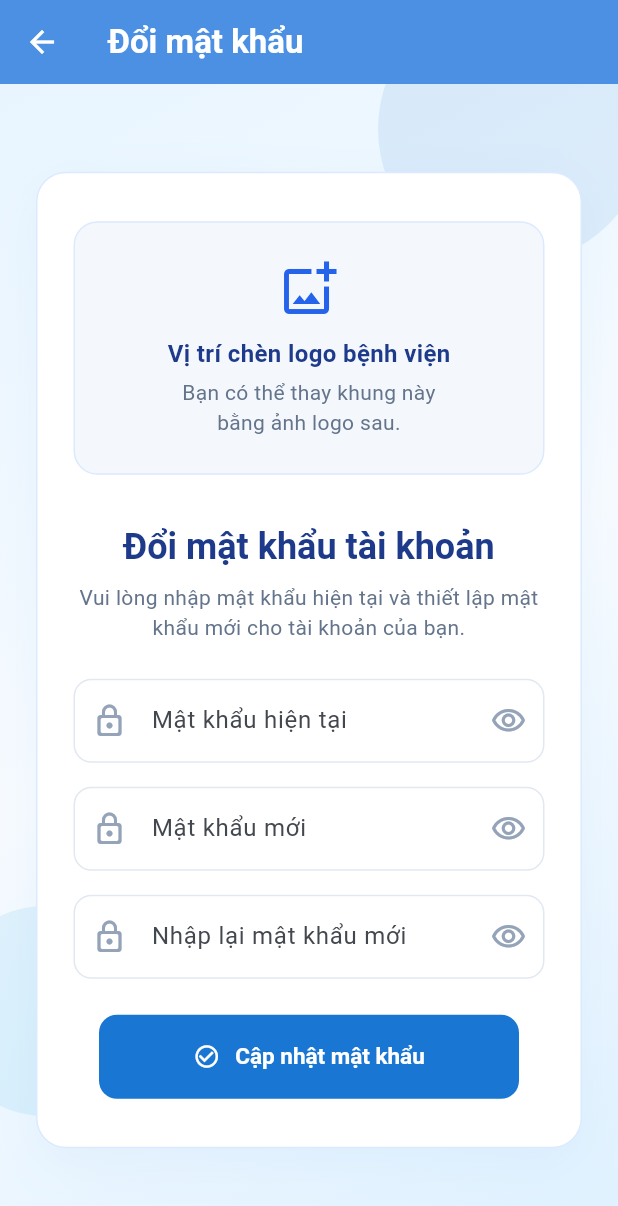
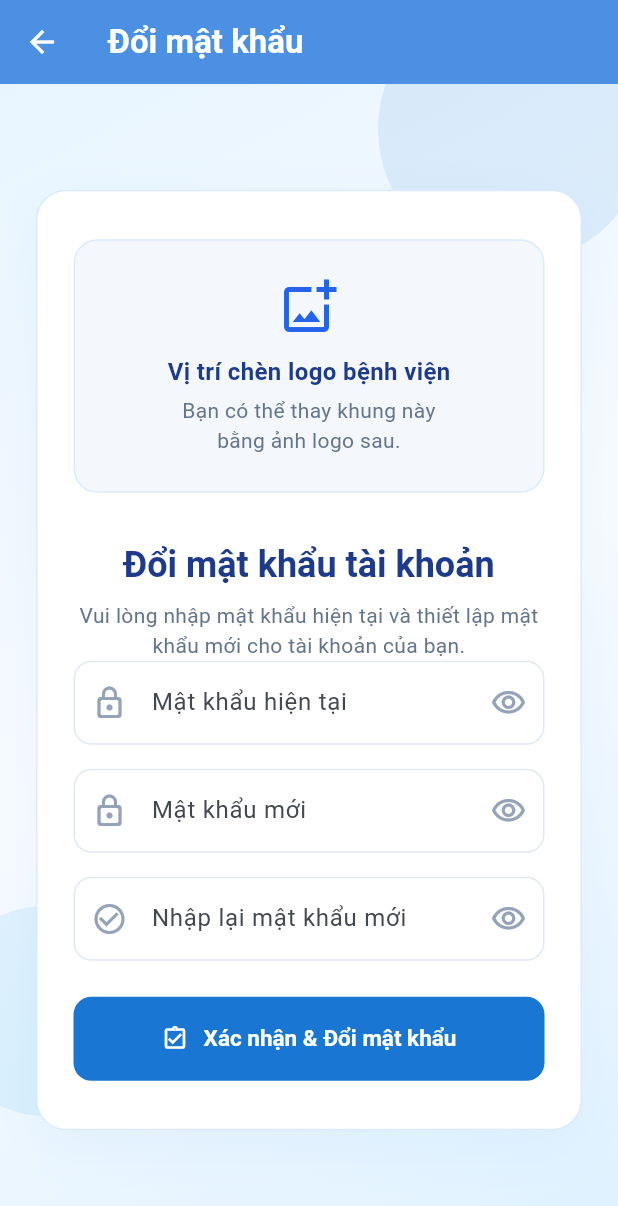
Before and after one commit to pngocthuan1/MienDong7C, a Flutter app: the ChangePasswordView screen opened by its route, on a phone screen of 412 x 824 dp. Shown: the top 1206 px of the screen. Run offline on Flutter 3.47's test engine with Material 3 defaults, Android fonts, the phone set to English and light mode, and no system bars; our stand-ins replace barcode_widget, device_info_plus, dio, flutter_riverpod, flutter_secure_storage, shared_preferences; missing offline and left inert: dart:html, dart:ui_web, mobile_scanner; accounts and stored records are empty.

Commit message:
Sửa lại logic phần quên mật khẩu và giao diện nhập mật khẩu mới và đổi mật khẩu

```diff
--- a/lib/core/widgets/AppPasswordField.dart
+++ b/lib/core/widgets/AppPasswordField.dart
@@ -10,6 +10,7 @@ class AppPasswordField extends StatefulWidget {
     this.validator,
     this.onChanged,
     this.textInputAction,
+    this.prefixIcon = Icons.lock_outline_rounded,
   });
 
   final TextEditingController controller;
@@ -19,6 +20,7 @@ class AppPasswordField extends StatefulWidget {
   final String? Function(String?)? validator;
   final ValueChanged<String>? onChanged;
   final TextInputAction? textInputAction;
+  final IconData prefixIcon;
 
   @override
   State<AppPasswordField> createState() => _AppPasswordFieldState();
@@ -40,7 +42,7 @@ class _AppPasswordFieldState extends State<AppPasswordField> {
         labelText: widget.label,
         floatingLabelBehavior: FloatingLabelBehavior.never,
         hintText: widget.hintText,
-        prefixIcon: const Icon(Icons.lock_outline_rounded),
+        prefixIcon: Icon(widget.prefixIcon),
         suffixIcon: IconButton(
           onPressed: () {
             setState(() {
--- a/lib/features/auth/domain/repositories/AuthRepository.dart
+++ b/lib/features/auth/domain/repositories/AuthRepository.dart
@@ -28,4 +28,5 @@ abstract class AuthRepository {
   Future<ApiResult<String>> signUp(String fullName, String phone, String password, String otp, String key, int adjustSeconds);
   Future<ApiResult<String>> resetPassword(String phone, String password, String otp, String key, int adjustSeconds);
   Future<ApiResult<bool>> changePassword(String oldPassword, String newPassword, String confirmNewPassword);
+  Future<ApiResult<String>> deleteAccount(String phone, String password, String otp, String key, int adjustSeconds);
 }
--- a/lib/features/auth/presentation/viewmodels/ForgotPasswordViewModel.dart
+++ b/lib/features/auth/presentation/viewmodels/ForgotPasswordViewModel.dart
@@ -32,6 +32,7 @@ class ForgotPasswordViewModel extends ChangeNotifier {
 
   String otpKey = '';
   int adjustSeconds = 0;
+  int remainingSeconds = 60;
 
   Future<ApiResult<String>> _requestOtp() async {
     _message = null;
@@ -59,6 +60,7 @@ class ForgotPasswordViewModel extends ChangeNotifier {
 
     otpKey = key;
     adjustSeconds = otpData.adjustSeconds;
+    remainingSeconds = otpData.remainingSeconds;
 
     return ApiSuccess(otpData.message ?? 'Đã gửi mã OTP thành công!');
   }
--- a/lib/features/auth/presentation/viewmodels/RegisterViewModel.dart
+++ b/lib/features/auth/presentation/viewmodels/RegisterViewModel.dart
@@ -131,6 +131,7 @@ class RegisterViewModel extends ChangeNotifier {
 
   String otpKey = '';
   int adjustSeconds = 0;
+  int remainingSeconds = 60;
 
   Future<ApiResult<String>> _register() async {
     _message = null;
@@ -158,6 +159,7 @@ class RegisterViewModel extends ChangeNotifier {
 
     otpKey = key;
     adjustSeconds = otpData.adjustSeconds;
+    remainingSeconds = otpData.remainingSeconds;
 
     return ApiSuccess(otpData.message ?? 'Đã gửi mã OTP thành công!');
   }
--- a/lib/features/auth/presentation/views/AuthFlowArguments.dart
+++ b/lib/features/auth/presentation/views/AuthFlowArguments.dart
@@ -13,6 +13,7 @@ class OtpViewArgs {
     this.password = '',
     this.key = '',
     this.adjustSeconds = 0,
+    this.remainingSeconds = 60,
   });
 
   final String phoneNumber;
@@ -21,6 +22,7 @@ class OtpViewArgs {
   final String password;
   final String key;
   final int adjustSeconds;
+  final int remainingSeconds;
 }
 
 class ResetPasswordViewArgs {
--- a/lib/features/auth/presentation/views/ChangePasswordView.dart
+++ b/lib/features/auth/presentation/views/ChangePasswordView.dart
@@ -131,11 +131,10 @@ class _ChangePasswordViewState extends State<ChangePasswordView> {
                         ],
                       ),
                     ),
-                    const SizedBox(height: AppSizes.sectionSpacing),
                               AppPasswordField(
                       controller: _viewModel.currentPasswordController,
                       label: 'Mật khẩu hiện tại',
-                      hintText: 'Nhập mật khẩu hiện tại',
+                      hintText: 'Mật khẩu hiện tại',
                       validator: _viewModel.checkCurrentPassword,
                       textInputAction: TextInputAction.next,
                       onChanged: _viewModel.updateCurrentPasswordError,
@@ -145,7 +144,7 @@ class _ChangePasswordViewState extends State<ChangePasswordView> {
                       controller: _viewModel.newPasswordController,
                       focusNode: _newPasswordFocusNode,
                       label: 'Mật khẩu mới',
-                      hintText: 'Tạo mật khẩu mới',
+                      hintText: 'Mật khẩu mới',
                       validator: _viewModel.checkNewPassword,
                       textInputAction: TextInputAction.next,
                       onChanged: (_) => _viewModel.onPasswordChanged(),
@@ -166,7 +165,8 @@ class _ChangePasswordViewState extends State<ChangePasswordView> {
                     AppPasswordField(
                       controller: _viewModel.confirmNewPasswordController,
                       label: 'Nhập lại mật khẩu mới',
-                      hintText: 'Nhập lại mật khẩu mới để xác nhận',
+                      hintText: 'Nhập lại mật khẩu mới',
+                      prefixIcon: Icons.check_circle_outline,
                       validator: _viewModel.checkConfirmNewPassword,
                       textInputAction: TextInputAction.done,
                       onChanged: _viewModel.updateConfirmNewPasswordError,
@@ -176,21 +176,16 @@ class _ChangePasswordViewState extends State<ChangePasswordView> {
                       AuthFeedbackBanner(message: _viewModel.message!),
                     ],
                     const SizedBox(height: AppSizes.sectionSpacing),
-                    Center(
-                      child: ConstrainedBox(
-                        constraints: const BoxConstraints(maxWidth: 280),
-                        child: ListenableBuilder(
+                    ListenableBuilder(
                       listenable: _viewModel.changePasswordCommand,
                       builder: (context, _) {
                         return AppButton(
-                              label: 'Cập nhật mật khẩu',
-                              icon: Icons.check_circle_outline,
+                          label: 'Xác nhận & Đổi mật khẩu',
+                          icon: Icons.assignment_turned_in_outlined,
                           isLoading: _viewModel.changePasswordCommand.running,
                           onPressed: _submit,
                         );
                       },
-                        ),
-                      ),
                     ),
                   ],
                 ),
--- a/lib/features/auth/presentation/views/ForgotPasswordView.dart
+++ b/lib/features/auth/presentation/views/ForgotPasswordView.dart
@@ -67,6 +67,7 @@ class _ForgotPasswordViewState extends State<ForgotPasswordView> {
             purpose: OtpPurpose.passwordReset,
             key: _viewModel.otpKey,
             adjustSeconds: _viewModel.adjustSeconds,
+            remainingSeconds: _viewModel.remainingSeconds,
           ),
         );
       },
--- a/lib/features/auth/presentation/views/VerifyOtpView.dart
+++ b/lib/features/auth/presentation/views/VerifyOtpView.dart
@@ -231,6 +231,7 @@ class _VerifyOtpViewState extends State<VerifyOtpView> {
                     const SizedBox(height: 20),
                     OtpCountdown(
                       isBusy: _viewModel.resendOtpCommand.running,
+                      seconds: widget.args.remainingSeconds,
                       onResend: _resendOtp,
                     ),
                     const SizedBox(height: 20),
```
Also changed, not shown: lib/core/widgets/AppOtpField.dart (+3 -4 lines), lib/features/auth/data/datasources/AuthRemoteDataSource.dart (+17 -0 lines), lib/features/auth/data/repositories/AuthRepositoryImpl.dart (+28 -0 lines), lib/features/auth/presentation/viewmodels/OtpViewModel.dart (+12 -0 lines), lib/features/auth/presentation/viewmodels/ResetPasswordViewModel.dart (+7 -0 lines), lib/features/auth/presentation/views/RegisterView.dart (+15 -6 lines), lib/features/auth/presentation/views/ResetPasswordView.dart (+6 -10 lines). Lines whose indentation alone changed are shown as unchanged.
